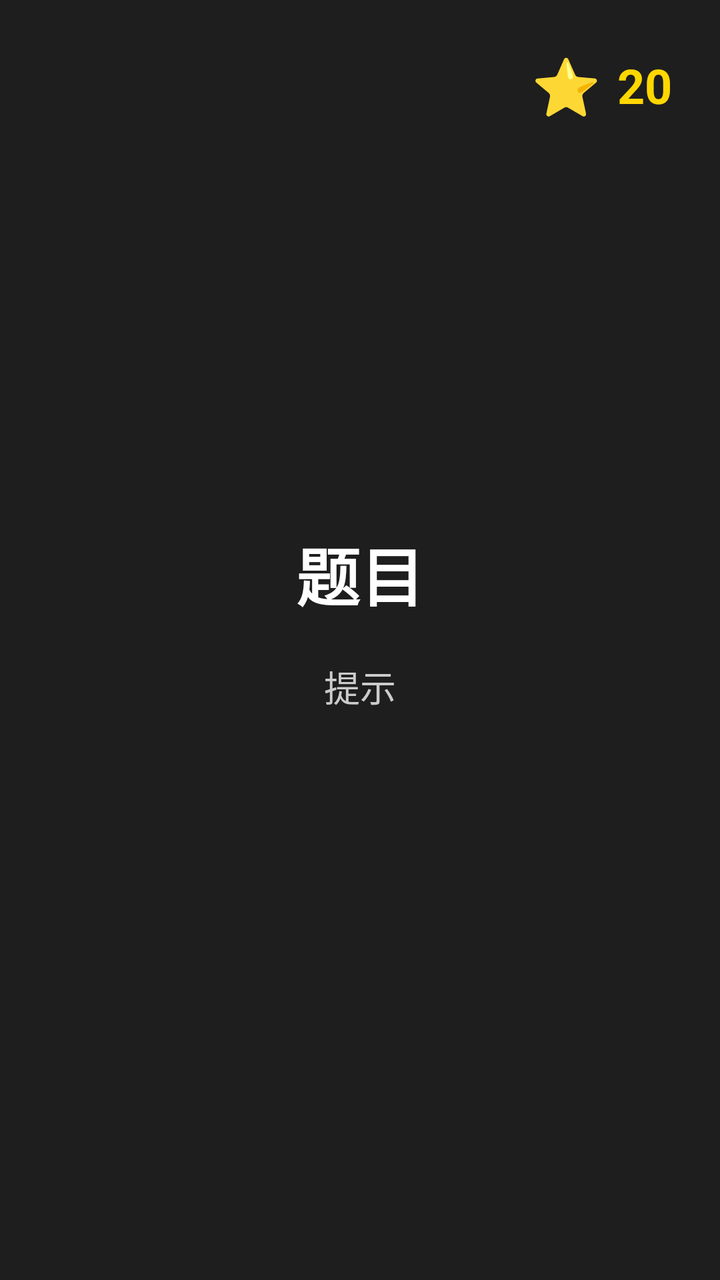
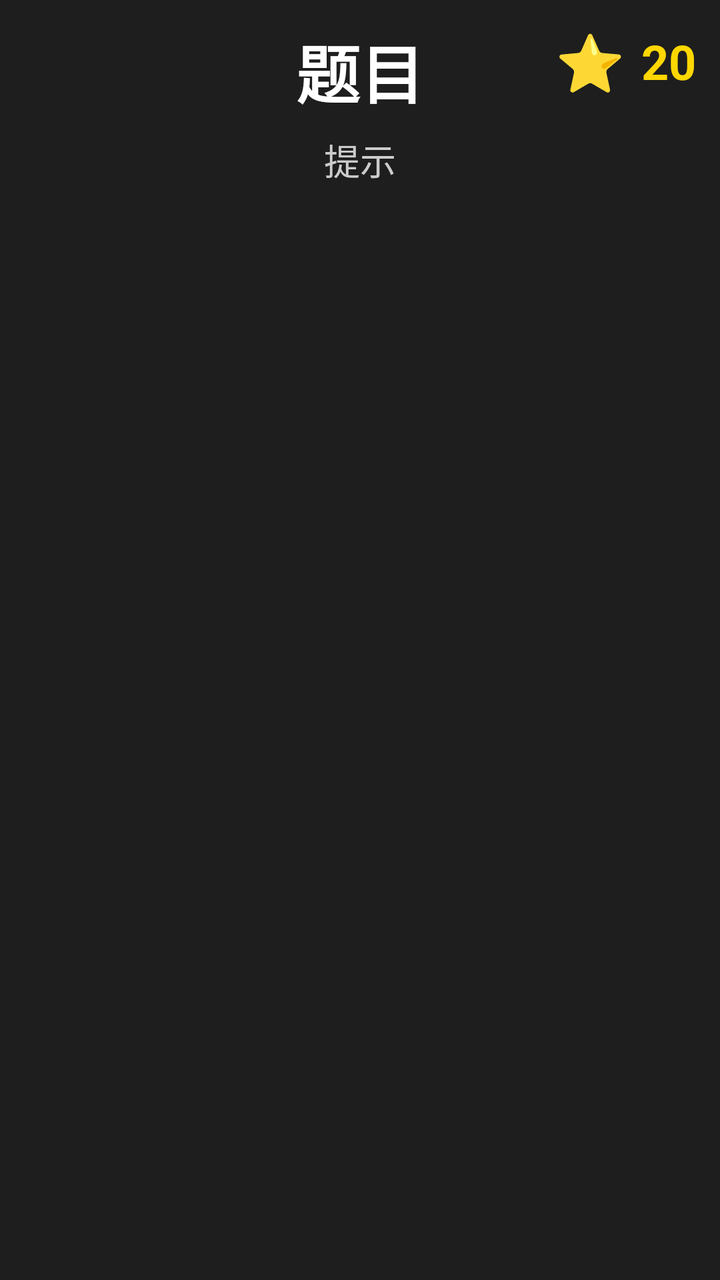

Compare the two renders of this Android layout. The source of the first and the diff that turns it into the second are given below.
<!-- AndroidManifest.xml: application theme Theme.ChineseLearning -->
<!-- res/layout/fragment_game.xml -->
<?xml version="1.0" encoding="utf-8"?>
<FrameLayout xmlns:android="http://schemas.android.com/apk/res/android"
    android:layout_width="match_parent"
    android:layout_height="match_parent"
    android:background="#1E1E1E">

    
    <LinearLayout
        android:layout_width="wrap_content"
        android:layout_height="wrap_content"
        android:layout_gravity="top|end"
        android:layout_margin="24dp"
        android:orientation="horizontal"
        android:gravity="center_vertical">

        <TextView
            android:id="@+id/tv_star_icon"
            android:layout_width="wrap_content"
            android:layout_height="wrap_content"
            android:text="⭐"
            android:textSize="@dimen/star_icon_text_size"
            android:textColor="#FFD700" />

        <TextView
            android:id="@+id/tv_stars"
            android:layout_width="wrap_content"
            android:layout_height="wrap_content"
            android:text="20"
            android:textColor="#FFD700"
            android:textSize="@dimen/star_count_text_size"
            android:textStyle="bold"
            android:layout_marginStart="8dp" />
    </LinearLayout>

    
    <LinearLayout
        android:layout_width="match_parent"
        android:layout_height="match_parent"
        android:orientation="vertical"
        android:gravity="center"
        android:padding="40dp"
        android:layout_marginTop="40dp"
        android:layout_marginBottom="20dp">

        <TextView
            android:id="@+id/tv_question"
            android:layout_width="match_parent"
            android:layout_height="wrap_content"
            android:text="题目"
            android:textSize="@dimen/question_text_size"
            android:textStyle="bold"
            android:textColor="#FFFFFF"
            android:gravity="center"
            android:layout_marginBottom="20dp" />

        <TextView
            android:id="@+id/tv_hint"
            android:layout_width="match_parent"
            android:layout_height="wrap_content"
            android:text="提示"
            android:textSize="@dimen/hint_text_size"
            android:textColor="#CCCCCC"
            android:gravity="center"
            android:layout_marginBottom="40dp" />

        <LinearLayout
            android:id="@+id/options_container"
            android:layout_width="match_parent"
            android:layout_height="wrap_content"
            android:orientation="horizontal"
            android:gravity="center" />
    </LinearLayout>

    
    <VideoView
        android:id="@+id/video_success"
        android:layout_width="match_parent"
        android:layout_height="match_parent"
        android:visibility="gone"
        android:focusable="false"
        android:focusableInTouchMode="false" />

    
    <VideoView
        android:id="@+id/video_error"
        android:layout_width="match_parent"
        android:layout_height="match_parent"
        android:visibility="gone"
        android:focusable="false"
        android:focusableInTouchMode="false" />

</FrameLayout>
<!-- resources referenced by this layout -->
<resources>
  <dimen name="hint_text_size">18sp</dimen>
  <dimen name="question_text_size">32sp</dimen>
  <dimen name="star_count_text_size">24sp</dimen>
  <dimen name="star_icon_text_size">28sp</dimen>
  <style name="Theme.ChineseLearning" parent="Theme.AppCompat.NoActionBar">
          <item name="android:windowBackground">@color/black</item>
          <item name="android:colorPrimary">@color/purple_500</item>
          <item name="android:colorPrimaryDark">@color/purple_700</item>
          <item name="android:colorAccent">@color/teal_200</item>
      </style>
  <color name="black">#FF000000</color>
  <color name="purple_500">#FF6200EE</color>
  <color name="purple_700">#FF3700B3</color>
  <color name="teal_200">#FF03DAC5</color>
</resources>

<!-- the commit's change to res/layout/fragment_game.xml (unified diff, before → after) -->
@@ -9,7 +9,7 @@
         android:layout_width="wrap_content"
         android:layout_height="wrap_content"
         android:layout_gravity="top|end"
-        android:layout_margin="24dp"
+        android:layout_margin="12dp"
         android:orientation="horizontal"
         android:gravity="center_vertical">
 
@@ -38,9 +38,7 @@
         android:layout_height="match_parent"
         android:orientation="vertical"
         android:gravity="center"
-        android:padding="40dp"
-        android:layout_marginTop="40dp"
-        android:layout_marginBottom="20dp">
+        android:padding="12dp">
 
         <TextView
             android:id="@+id/tv_question"
@@ -51,7 +49,7 @@
             android:textStyle="bold"
             android:textColor="#FFFFFF"
             android:gravity="center"
-            android:layout_marginBottom="20dp" />
+            android:layout_marginBottom="8dp" />
 
         <TextView
             android:id="@+id/tv_hint"
@@ -61,14 +59,18 @@
             android:textSize="@dimen/hint_text_size"
             android:textColor="#CCCCCC"
             android:gravity="center"
-            android:layout_marginBottom="40dp" />
+            android:layout_marginBottom="12dp" />
 
+        
         <LinearLayout
             android:id="@+id/options_container"
             android:layout_width="match_parent"
-            android:layout_height="wrap_content"
+            android:layout_height="0dp"
+            android:layout_weight="1"
             android:orientation="horizontal"
-            android:gravity="center" />
+            android:gravity="center"
+            android:clipChildren="false"
+            android:clipToPadding="false" />
     </LinearLayout>
 
     
